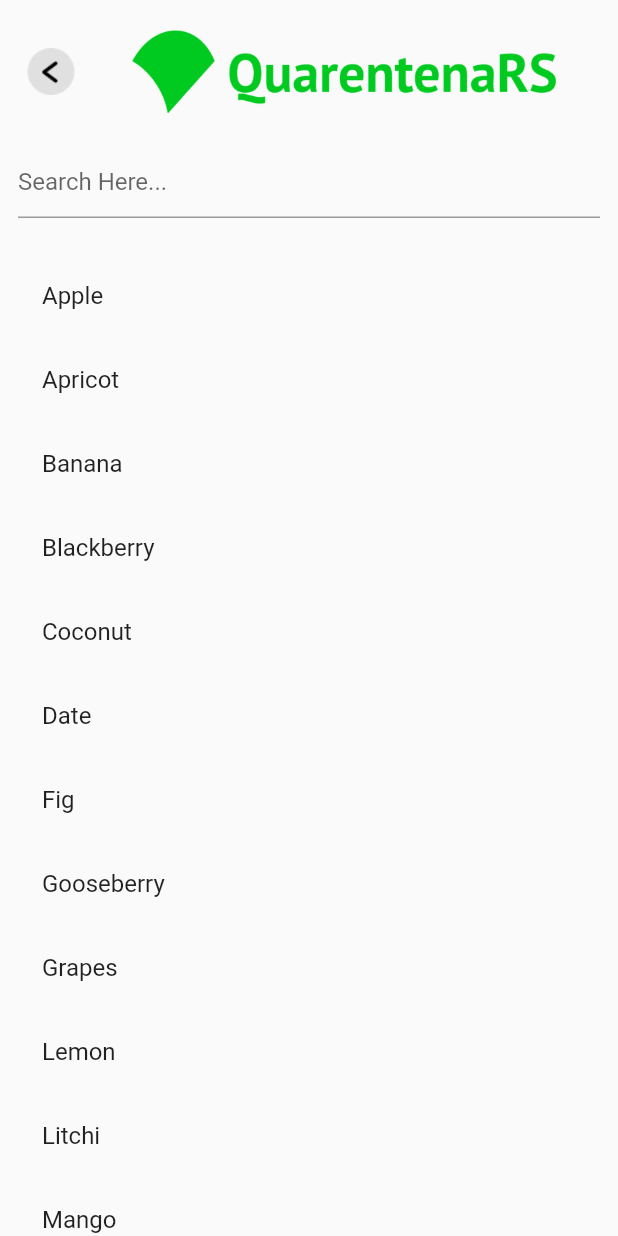
After one commit to arturwaquil/QuarentenaRS, a Flutter app: the ListaCidades screen opened directly, on a phone screen of 412 x 824 dp. The commit adds this screen. Run offline on Flutter 3.47's test engine with Material 2 defaults, Android fonts, the phone set to English and light mode, and no system bars.

```diff
--- /dev/null
+++ b/lib/screens/listaCidades.dart
@@ -0,0 +1,17 @@
+import 'package:flutter/material.dart';
+import 'package:quarentena_rs/widgets/citySearchBar/listSearch.dart';
+import 'package:quarentena_rs/widgets/topBar.dart';
+
+class ListaCidades extends StatelessWidget {
+  @override
+  Widget build(BuildContext context) {
+    return SafeArea(
+      child: Scaffold(
+        body: Column(
+          children: <Widget>[TopBar(), Expanded(child: ListSearch())],
+          //ListSearch(),
+        ),
+      ),
+    );
+  }
+}
--- /dev/null
+++ b/lib/widgets/citySearchBar/listSearch.dart
@@ -0,0 +1,74 @@
+import 'package:flutter/material.dart';
+
+class ListSearch extends StatefulWidget {
+  @override
+  _ListSearchState createState() => _ListSearchState();
+}
+
+class _ListSearchState extends State<ListSearch> {
+  TextEditingController _textController = TextEditingController();
+
+  static List<String> mainDataList = [
+    "Apple",
+    "Apricot",
+    "Banana",
+    "Blackberry",
+    "Coconut",
+    "Date",
+    "Fig",
+    "Gooseberry",
+    "Grapes",
+    "Lemon",
+    "Litchi",
+    "Mango",
+    "Orange",
+    "Papaya",
+    "Peach",
+    "Pineapple",
+    "Pomegranate",
+    "Starfruit"
+  ];
+
+  List<String> newDataList = List.from(mainDataList);
+
+  @override
+  Widget build(BuildContext context) {
+    return Container(
+      child: Expanded(
+        child: Column(
+          children: <Widget>[
+            Padding(
+              padding: const EdgeInsets.all(12.0),
+              child: TextField(
+                controller: _textController,
+                decoration: InputDecoration(
+                  hintText: 'Search Here...',
+                ),
+                onChanged: onItemChanged,
+              ),
+            ),
+            Expanded(
+              child: ListView(
+                padding: EdgeInsets.all(12.0),
+                children: newDataList.map((data) {
+                  return ListTile(
+                    title: Text(data),
+                    onTap: () => print(data),
+                  );
+                }).toList(),
+              ),
+            )
+          ],
+        ),
+      ),
+    );
+  }
+
+  onItemChanged(String value) {
+    setState(() {
+      newDataList = mainDataList
+          .where((string) => string.toLowerCase().contains(value.toLowerCase()))
+          .toList();
+    });
+  }
+}
--- a/pubspec.yaml
+++ b/pubspec.yaml
@@ -26,6 +26,7 @@ dependencies:
 
   google_maps_flutter: ^0.5.28+1
   http: ^0.12.2
+  searchable_dropdown:
 
 
   # The following adds the Cupertino Icons font to your application.
```
Also changed, not shown: lib/widgets/geoLocal/createLocal.dart (deleted, +0 -23 lines), lib/widgets/geoLocal/geoResponse.dart (+0 -72 lines), lib/widgets/geoLocal/getLocal.dart (added, +22 -0 lines), pubspec.lock.
